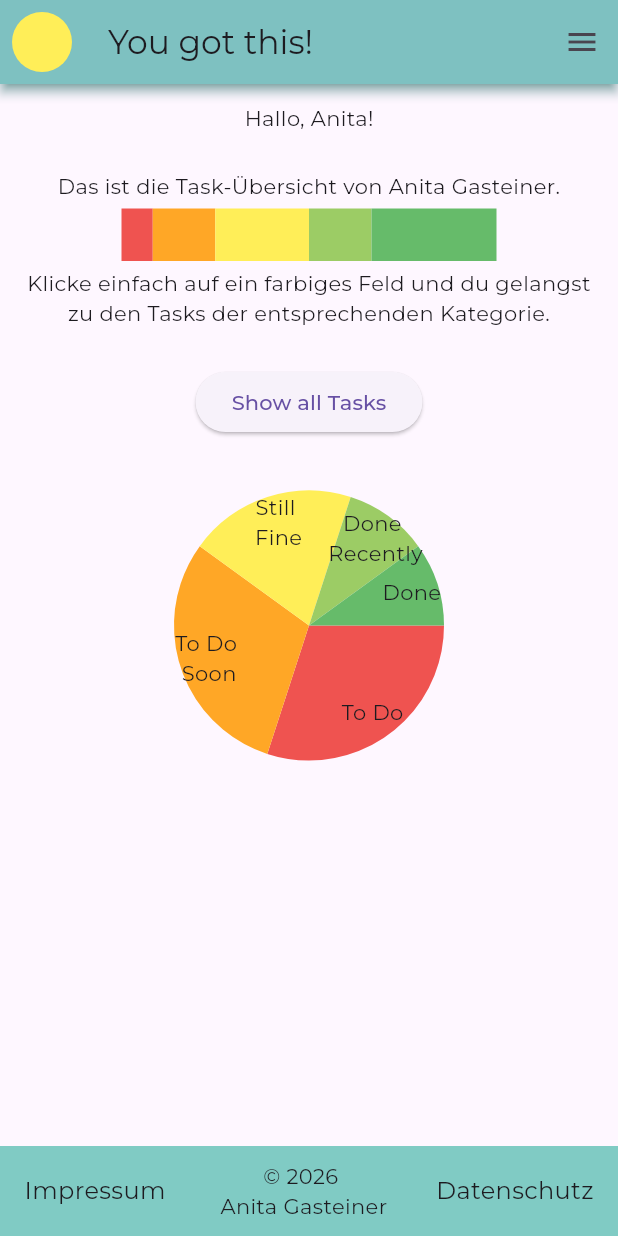
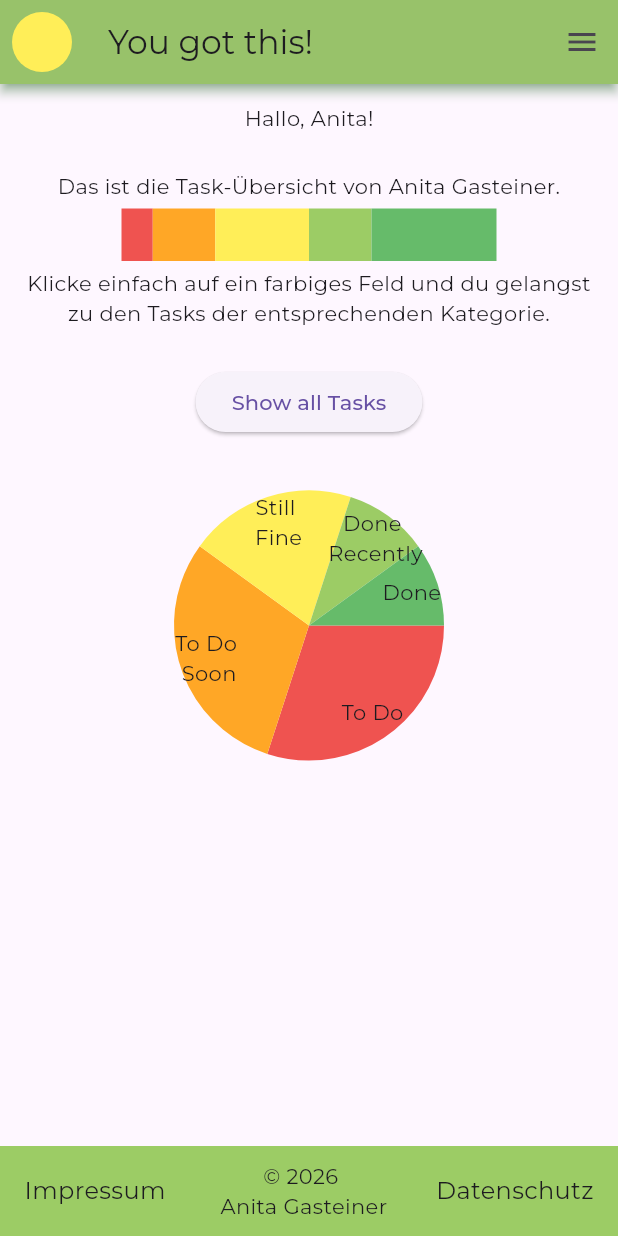
Before and after one commit to anitagasteiner/you-got-this, a Flutter app: the screen it shows after launch, on a phone screen of 412 x 824 dp. Run offline on Flutter 3.47's test engine with Material 3 defaults, Android fonts, the phone set to English and light mode, and no system bars; drawn by our look-alikes of fl_chart.

Commit message:
changed app bar colors

```diff
--- a/lib/common/colors.dart
+++ b/lib/common/colors.dart
@@ -1,8 +1,8 @@
 import 'package:flutter/material.dart';
 
 class AppBarColors {
-  static final background = Colors.teal[200]!;
-  static final shadow = Colors.teal;
+  static final background = Colors.lightGreen[400]!;
+  static final shadow = Colors.green[400];
   static final circle = Colors.yellow[400]!;
 }
 
```
